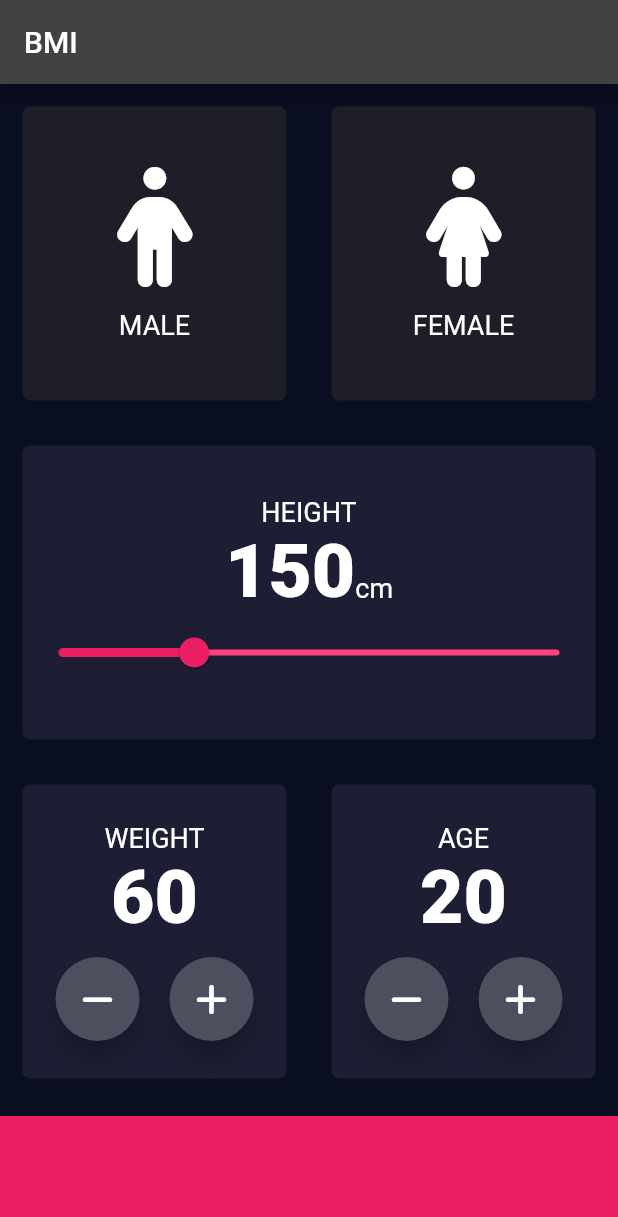
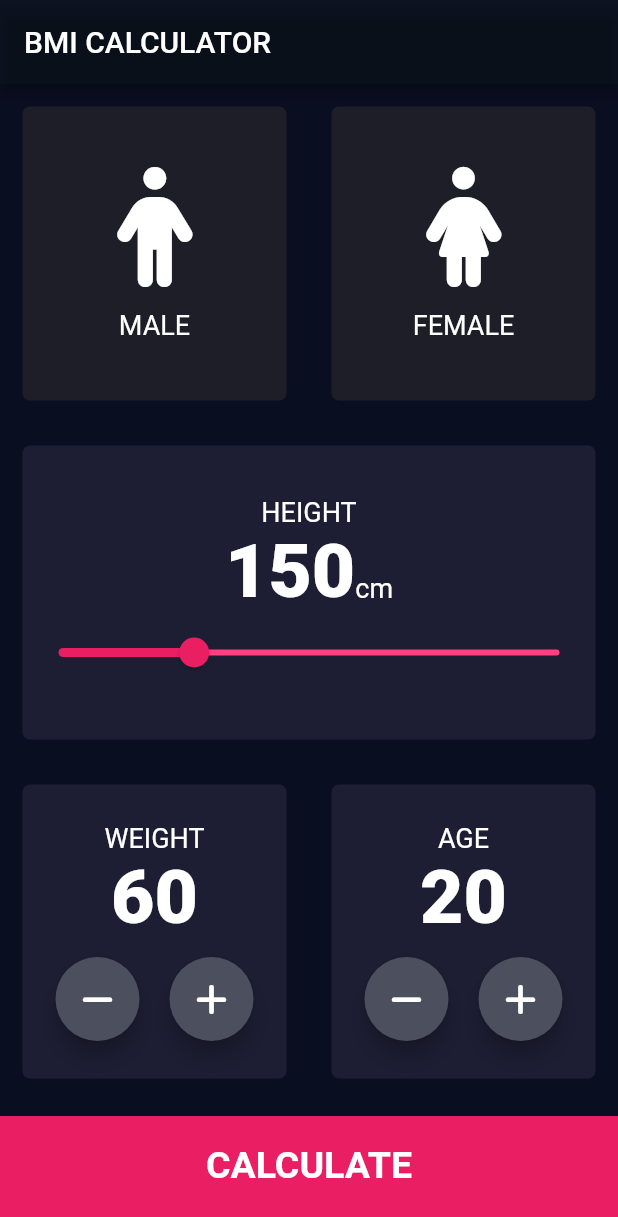
Before and after one commit to premgwl/bmi-calculator-flutter, a Flutter app: the screen it shows after launch, on a phone screen of 412 x 824 dp. Shown: the top 1217 px of the screen. Run offline on Flutter 3.47's test engine with Material 2 defaults, Android fonts, the phone set to English and light mode, and no system bars; our stand-ins replace font_awesome_flutter.

```diff
--- /dev/null
+++ b/lib/components/bottom_button.dart
@@ -0,0 +1,30 @@
+import 'package:flutter/material.dart';
+
+import '../constants.dart';
+
+class BottomButton extends StatelessWidget {
+  final Function onTap;
+  final String buttonTitle;
+
+  const BottomButton({Key key, this.onTap, this.buttonTitle}) : super(key: key);
+
+  @override
+  Widget build(BuildContext context) {
+    return GestureDetector(
+      onTap: onTap,
+      child: Container(
+        child: Center(
+          child: Text(
+            buttonTitle,
+            style: kLargeTextStyle,
+          ),
+        ),
+        color: Colors.pink,
+        margin: EdgeInsets.only(top: 10.0),
+        width: double.infinity,
+        height: 80.0,
+        padding: EdgeInsets.only(bottom: 15.0),
+      ),
+    );
+  }
+}
--- a/lib/icon_content.dart
+++ b/lib/components/icon_content.dart
@@ -1,6 +1,6 @@
 import 'package:flutter/material.dart';
 
-import 'constants.dart';
+import '../constants.dart';
 
 class CardContent extends StatelessWidget {
   final String text;
--- /dev/null
+++ b/lib/components/round_icon_button.dart
@@ -0,0 +1,23 @@
+import 'package:flutter/material.dart';
+
+class RoundIconButton extends StatelessWidget {
+  final IconData icon;
+  final Function onPressed;
+
+  const RoundIconButton({Key key, this.icon, this.onPressed}) : super(key: key);
+
+  @override
+  Widget build(BuildContext context) {
+    return RawMaterialButton(
+      child: Icon(icon),
+      shape: CircleBorder(),
+      fillColor: new Color(0xFF4C4F5E),
+      constraints: BoxConstraints.tightFor(
+        width: 56.0,
+        height: 56.0,
+      ),
+      elevation: 6.0,
+      onPressed: onPressed,
+    );
+  }
+}
--- a/lib/main.dart
+++ b/lib/main.dart
@@ -1,6 +1,7 @@
+import 'package:bmi_calculator/screens/result_page.dart';
 import 'package:flutter/material.dart';
 
-import 'input_page.dart';
+import 'screens/input_page.dart';
 
 void main() => runApp(BMICalculator());
 
@@ -11,8 +12,17 @@ class BMICalculator extends StatelessWidget {
       theme: ThemeData.dark().copyWith(
         primaryColor: Color(0xFF0A0E21),
         scaffoldBackgroundColor: Color(0xFF0A0E21),
+        appBarTheme: AppBarTheme(color: Color(0x1B1B3927)),
       ),
-      home: InputPage(),
+      //home: InputPage(),
+      routes: {
+        '/': (context) {
+          return InputPage();
+        },
+        '/results': (context) {
+          return ResultPage();
+        },
+      },
     );
   }
 }
--- a/lib/input_page.dart
+++ b/lib/screens/input_page.dart
@@ -1,9 +1,13 @@
-import 'package:bmi_calculator/reusable_card.dart';
+import 'package:bmi_calculator/calculator_brain.dart';
+import 'package:bmi_calculator/components/reusable_card.dart';
+import 'package:bmi_calculator/components/round_icon_button.dart';
+import 'package:bmi_calculator/screens/result_page.dart';
 import 'package:flutter/material.dart';
 import 'package:font_awesome_flutter/font_awesome_flutter.dart';
 
-import 'constants.dart';
-import 'icon_content.dart';
+import '../components/bottom_button.dart';
+import '../components/icon_content.dart';
+import '../constants.dart';
 
 enum Gender {
   Male,
@@ -40,7 +44,7 @@ class _InputPageState extends State<InputPage> {
   Widget build(BuildContext context) {
     return Scaffold(
       appBar: AppBar(
-        title: Text('BMI'),
+        title: Text('BMI CALCULATOR'),
       ),
       body: Column(
         children: [
@@ -213,36 +217,23 @@ class _InputPageState extends State<InputPage> {
               ],
             ),
           ),
-          Container(
-            color: Colors.pink,
-            margin: EdgeInsets.only(top: 10.0),
-            width: double.infinity,
-            height: 80.0,
+          BottomButton(
+            buttonTitle: 'CALCULATE',
+            onTap: () {
+              CalculatorBrain calcBrain = CalculatorBrain(height, weight);
+              calcBrain.calculateBMI();
+              Navigator.push(
+                  context,
+                  MaterialPageRoute(
+                      builder: (context) => ResultPage(
+                            bmiText: calcBrain.getResult(),
+                            bmiInterpretation: calcBrain.getInterpretation(),
+                            bmiResult: calcBrain.calculateBMI(),
+                          )));
+            },
           )
         ],
       ),
     );
   }
 }
-
-class RoundIconButton extends StatelessWidget {
-  final IconData icon;
-  final Function onPressed;
-
-  const RoundIconButton({Key key, this.icon, this.onPressed}) : super(key: key);
-
-  @override
-  Widget build(BuildContext context) {
-    return RawMaterialButton(
-      child: Icon(icon),
-      shape: CircleBorder(),
-      fillColor: new Color(0xFF4C4F5E),
-      constraints: BoxConstraints.tightFor(
-        width: 56.0,
-        height: 56.0,
-      ),
-      elevation: 6.0,
-      onPressed: onPressed,
-    );
-  }
-}
```
Also changed, not shown: lib/calculator_brain.dart (added, +35 -0 lines), lib/constants.dart (+27 -0 lines), lib/screens/result_page.dart (added, +69 -0 lines), lib/components/reusable_card.dart (renamed from lib/reusable_card.dart).
